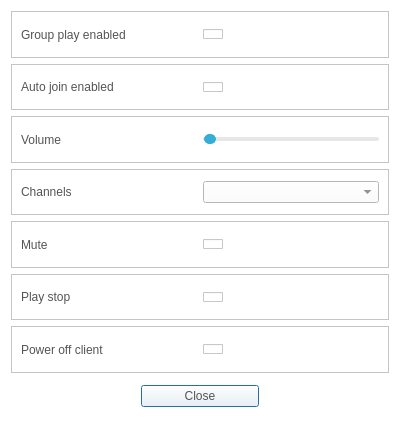
Before: the Qt Designer form CaX/dialog/groupplaydialog.ui in fsest4u/CaX_03, drawn with Qt 5.
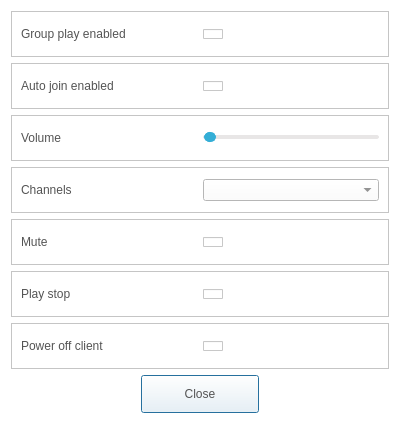
After: the same form once the commit is applied. Icons and pictures are not drawn.

```diff
--- a/CaX/dialog/groupplaydialog.ui
+++ b/CaX/dialog/groupplaydialog.ui
@@ -255,15 +255,16 @@
      <property name="minimumSize">
       <size>
        <width>0</width>
-       <height>34</height>
+       <height>0</height>
       </size>
      </property>
      <property name="styleSheet">
       <string notr="true">QPushButton
 {
-  border-image: url(&quot;:/resource/audiocd-popup-btn110-ok-n.png&quot;);
-width: 110px;
-color: rgb(84, 84, 84)
+	border-image: url(&quot;:/resource/audiocd-popup-btn110-ok-n.png&quot;);
+	width: 110px;
+	height: 30px;
+	color: rgb(84, 84, 84)
 }
 
 QPushButton:hover
```
Left out of the diff: 7 changed lines with no effect on the pictures.
